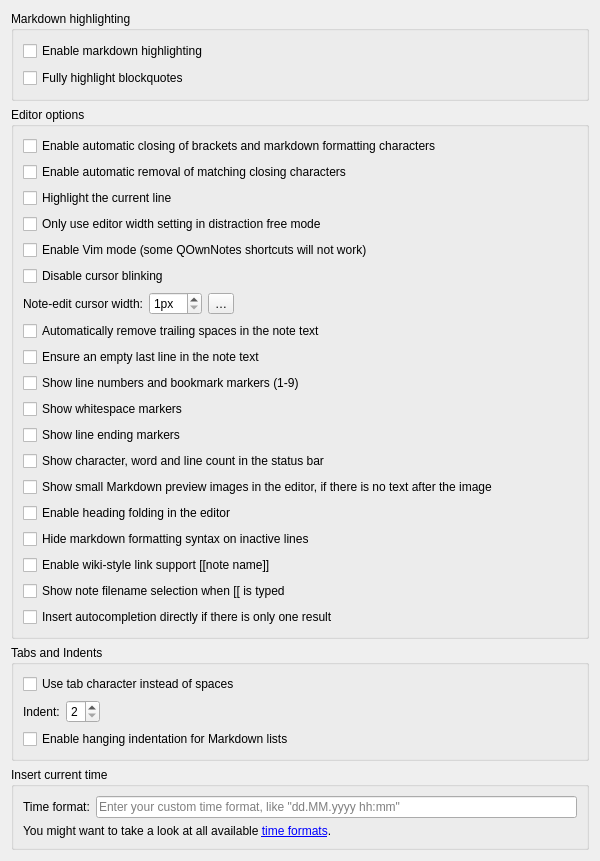
Qt form src/widgets/settings/editorsettingswidget.ui (pbek/QOwnNotes) before a commit.
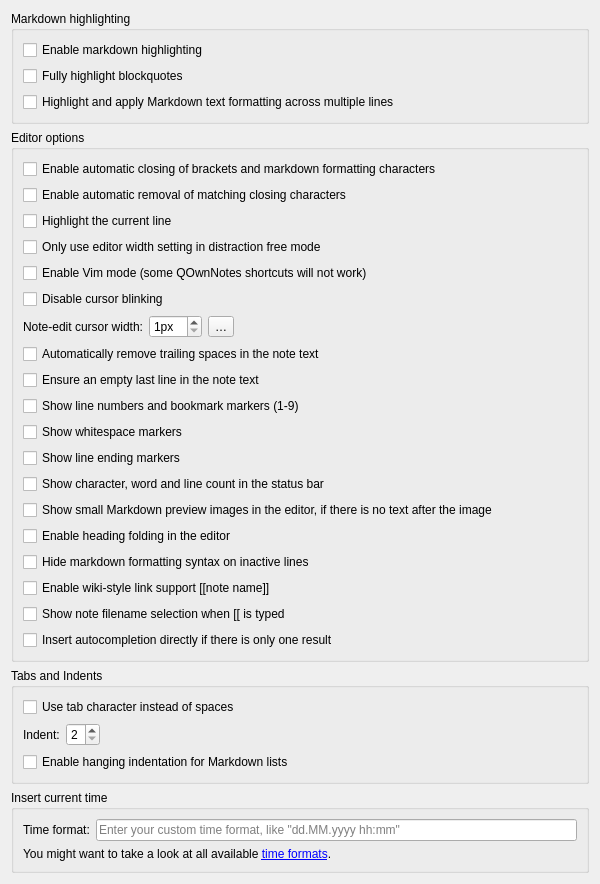
The same form after that commit. Icons and pictures are not drawn. Custom widgets are drawn as their Qt base class.

Commit message: #3690: make highlighting across multiple lines optional

What changed in the file:
```diff
--- a/src/widgets/settings/editorsettingswidget.ui
+++ b/src/widgets/settings/editorsettingswidget.ui
@@ -13,12 +13,6 @@
   <layout class="QGridLayout" name="gridLayout">
    <item row="0" column="0">
     <widget class="QGroupBox" name="groupBox_17">
-     <property name="minimumSize">
-      <size>
-       <width>0</width>
-       <height>90</height>
-      </size>
-     </property>
      <property name="title">
       <string>Markdown highlighting</string>
      </property>
@@ -40,6 +34,16 @@
         </property>
        </widget>
       </item>
+      <item row="2" column="1" colspan="2">
+       <widget class="QCheckBox" name="multilineInlineHighlightingCheckBox">
+        <property name="toolTip">
+         <string>Allows emphasis, strong, underline and strikeout formatting to span multiple lines in the note editor</string>
+        </property>
+        <property name="text">
+         <string>Highlight and apply Markdown text formatting across multiple lines</string>
+        </property>
+       </widget>
+      </item>
      </layout>
     </widget>
    </item>
```
The commit also changes 6 other files.
